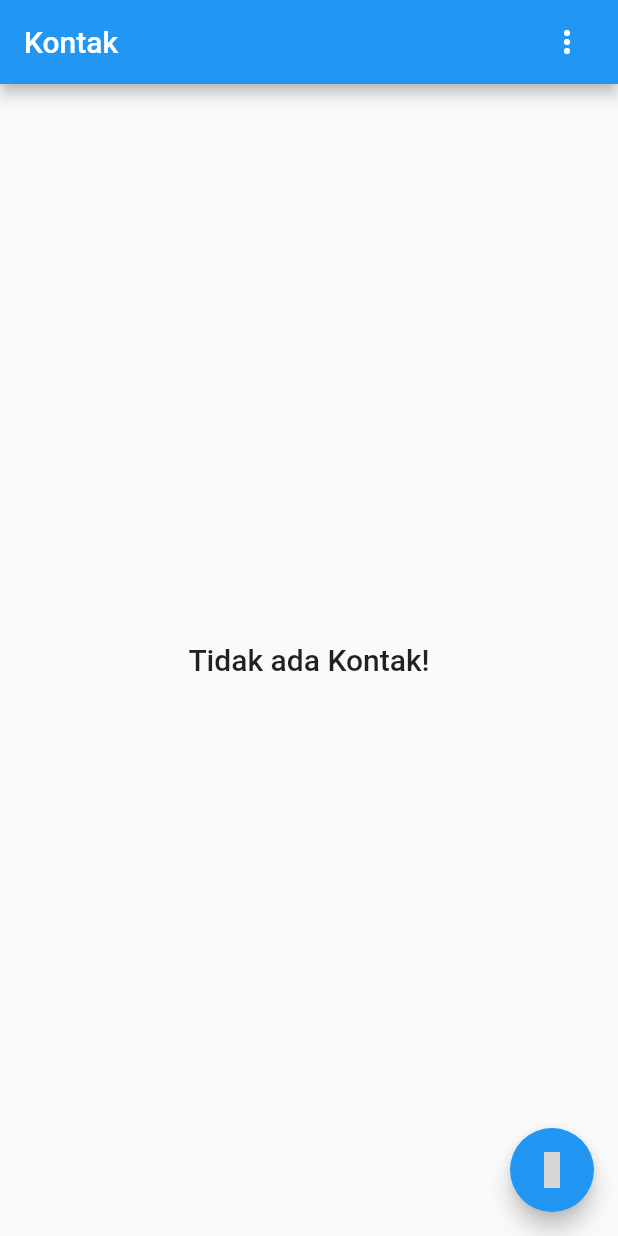
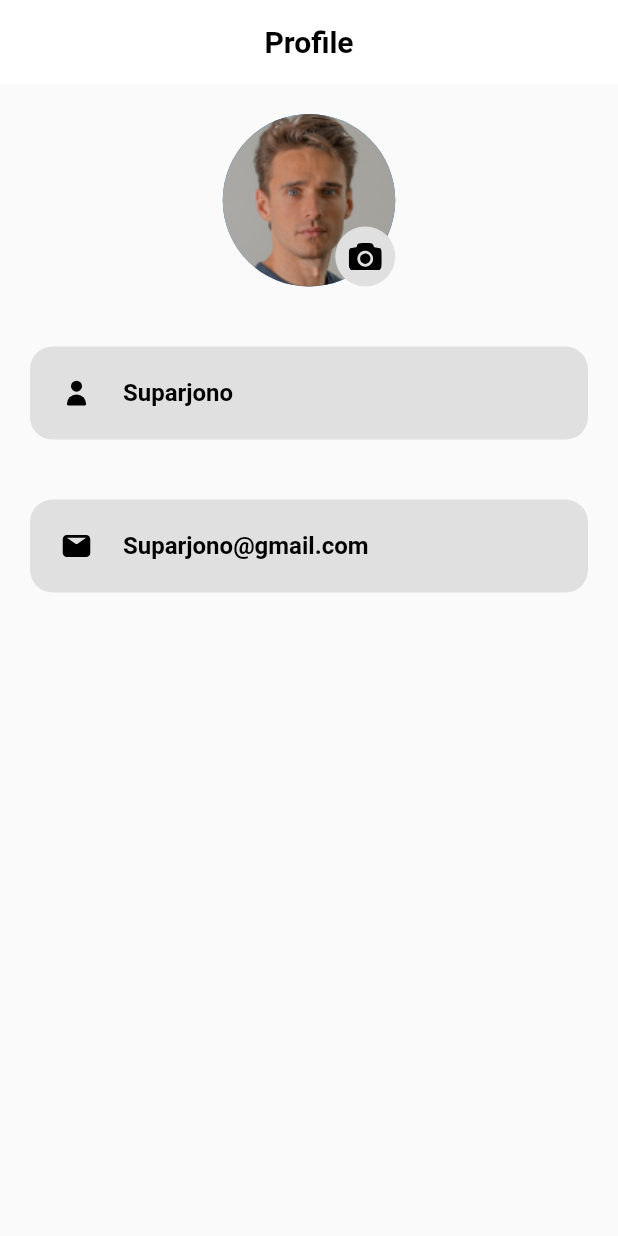
Before and after one commit to arilchasan/FirebaseCRUD, a Flutter app: the screen it shows after launch, on a phone screen of 412 x 824 dp. Run offline on Flutter 3.47's test engine with Material 2 defaults, Android fonts, the phone set to English and light mode, and no system bars; our stand-ins replace cloud_firestore, firebase_core, flutter_svg, iconly; accounts and stored records are empty; grey boxes are pictures that could not be loaded.

Commit message:
Add:[JK] add profile page

```diff
--- a/lib/add.dart
+++ b/lib/add.dart
@@ -59,6 +59,7 @@ class _AddPageState extends State<AddPage> {
   Widget build(BuildContext context) {
     return Scaffold(
       appBar: AppBar(
+        backgroundColor: Colors.black,
         title: const Text("Tambah Kontak "),
       ),
       body: ListView(
@@ -118,8 +119,11 @@ class _AddPageState extends State<AddPage> {
                 SizedBox(
                   width: double.maxFinite,
                   child: ElevatedButton.icon(
+                      style: ElevatedButton.styleFrom(
+                        primary: Colors.black,
+                      ),
                       onPressed: addContact,
-                      icon: const Icon(IconlyBroken.add_user),
+                      icon: const Icon(Icons.person),
                       label: const Text("Simpan")),
                 )
               ],
--- a/lib/editpage.dart
+++ b/lib/editpage.dart
@@ -79,7 +79,8 @@ class _EditPageState extends State<EditPage> {
   Widget build(BuildContext context) {
     return Scaffold(
       appBar: AppBar(
-        title: const Text("Edit Kontak"),
+        backgroundColor: Colors.black,
+        title: const Text("Edit Kontak",),
       ),
       body: ListView(
         padding: const EdgeInsets.all(14),
@@ -152,8 +153,11 @@ class _EditPageState extends State<EditPage> {
                 SizedBox(
                   width: double.maxFinite,
                   child: ElevatedButton.icon(
+                      style: ElevatedButton.styleFrom(
+                        primary: Colors.black,
+                      ),
                       onPressed: editContact,
-                      icon: const Icon(IconlyBroken.edit),
+                      icon: const Icon(Icons.edit),
                       label: const Text("Edit Kontak")),
                 )
               ],
--- a/lib/hompage.dart
+++ b/lib/hompage.dart
@@ -32,9 +32,10 @@ class _HomePageState extends State<HomePage> {
   @override
   Widget build(BuildContext context) {
     final themeProvider = Provider.of<ThemeProvider>(context);
-
     return Scaffold(
       appBar: AppBar(
+        centerTitle: true,
+        backgroundColor: Colors.black,
         title: const Text("Kontak"),
         actions: [
           // IconButton(
@@ -133,14 +134,18 @@ class _HomePageState extends State<HomePage> {
                             );
                           },
                           splashRadius: 24,
-                          icon: const Icon(IconlyBroken.edit),
+                          icon: const Icon(Icons.edit,
+                          color: Colors.black,
+                          ),
                         ),
                         IconButton(
                           onPressed: () {
                             deleteContact(contactId);
                           },
                           splashRadius: 24,
-                          icon: const Icon(IconlyBroken.delete),
+                          icon: const Icon(Icons.delete,
+                          color: Colors.black,
+                          ),
                         ),
                       ],
                     ),
@@ -166,7 +171,10 @@ class _HomePageState extends State<HomePage> {
             ),
           );
         },
-        child: const Icon(IconlyBroken.add_user),
+        backgroundColor: Colors.black,
+        child: const Icon(Icons.add,
+            color: Colors.white, size: 24
+            ),
       ),
     );
   }
--- a/lib/main.dart
+++ b/lib/main.dart
@@ -1,6 +1,7 @@
 import 'package:firebase_core/firebase_core.dart';
 import 'package:firebase_crud/firebase_option.dart';
 import 'package:firebase_crud/hompage.dart';
+import 'package:firebase_crud/profile.dart';
 import 'package:firebase_crud/theme.dart';
 import 'package:flutter/material.dart';
 import 'package:provider/provider.dart';
@@ -26,9 +27,10 @@ class MyApp extends StatelessWidget {
         builder: (context, child) {
               final themeProvider = Provider.of<ThemeProvider>(context);
           return MaterialApp(
+            debugShowCheckedModeBanner: false,
               title: 'Flutter Demo',
               theme: themeProvider.theme,
-              home: const HomePage());
+              home: const profile());
         });
   }
 }
--- /dev/null
+++ b/lib/profile.dart
@@ -0,0 +1,131 @@
+import 'package:flutter/material.dart';
+import 'package:flutter_svg/flutter_svg.dart';
+
+class profile extends StatefulWidget {
+  const profile({super.key});
+
+  @override
+  State<profile> createState() => _profileState();
+}
+
+class _profileState extends State<profile> {
+  @override
+  Widget build(BuildContext context) {
+    return Scaffold(
+        appBar: AppBar(
+          elevation: 0,
+          backgroundColor: Colors.white,
+          centerTitle: true,
+          title: const Text(
+            'Profile',
+            style: TextStyle(
+              color: Colors.black,
+              fontSize: 20,
+              fontWeight: FontWeight.bold,
+            ),
+          ),
+        ),
+        body: Column(
+          children: [
+            const SizedBox(height: 20),
+            Center(
+              child: SizedBox(
+                height: 115,
+                width: 155,
+                child: Stack(
+                  fit: StackFit.expand,
+                  children: [
+                    CircleAvatar(
+                      backgroundImage:
+                          AssetImage("assets/images/profile-picture.png"),
+                    ),
+                    Positioned(
+                      right: 20,
+                      bottom: 0,
+                      child: SizedBox(
+                        height: 40,
+                        width: 40,
+                        child: TextButton(
+                          style: TextButton.styleFrom(
+                            padding: EdgeInsets.zero,
+                            backgroundColor: Color(0xFFE0E0E0),
+                            shape: RoundedRectangleBorder(
+                              borderRadius: BorderRadius.circular(50),
+                            ),
+                          ),
+                          onPressed: () {},
+                          child: SvgPicture.asset(
+                              "assets/icons/profile-camera.svg",
+                              color: Colors.black,
+                              height: 22,
+                              width: 22),
+                        ),
+                      ),
+                    )
+                  ],
+                ),
+              ),
+            ),
+            const SizedBox(height: 20),
+            ProfileMenu(
+              text: "Suparjono",
+              icon: "assets/icons/person.svg",
+              press: () {},
+            ),
+            ProfileMenu(
+              text: "Suparjono@gmail.com",
+              icon: "assets/icons/email.svg",
+              press: () {},
+            ),
+          ],
+        ));
+  }
+}
+
+class ProfileMenu extends StatelessWidget {
+  const ProfileMenu({
+    Key? key,
+    required this.text,
+    required this.icon,
+    required this.press,
+  }) : super(key: key);
+
+  final String text, icon;
+  final VoidCallback press;
+
+  @override
+  Widget build(BuildContext context) {
+    return Padding(
+      padding: EdgeInsets.symmetric(horizontal: 20, vertical: 20),
+      child: TextButton(
+          style: TextButton.styleFrom(
+            padding: EdgeInsets.symmetric(horizontal: 20, vertical: 20),
+            backgroundColor: Color(0xFFE0E0E0),
+            shape: RoundedRectangleBorder(
+              borderRadius: BorderRadius.circular(15),
+            ),
+          ),
+          onPressed: press,
+          child: Row(
+            children: [
+              SvgPicture.asset(
+                icon,
+                height: 22,
+                width: 22,
+              ),
+              // Icon(Icons.person, color: Colors.black, size: 22),
+              SizedBox(width: 20),
+              Expanded(
+                  child: Text(
+                text,
+                style: TextStyle(
+                  color: Colors.black,
+                  fontSize: 16,
+                  fontWeight: FontWeight.bold,
+                ),
+              )),
+            ],
+          )),
+    );
+  }
+}
```
Also changed, not shown: pubspec.yaml (+9 -2 lines), assets/icons/email.svg (added), assets/icons/person.svg (added), assets/icons/profile-camera.svg (added), assets/images/email.png (added), assets/images/person-outline.png (added), assets/images/profile-camera.png (added), assets/images/profile-picture.png (added), pubspec.lock.
